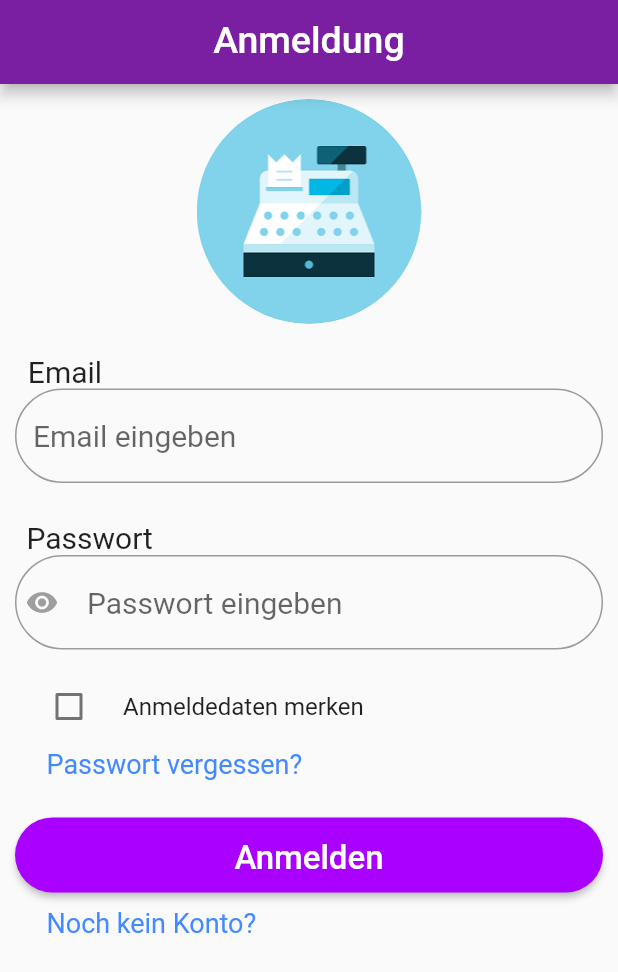
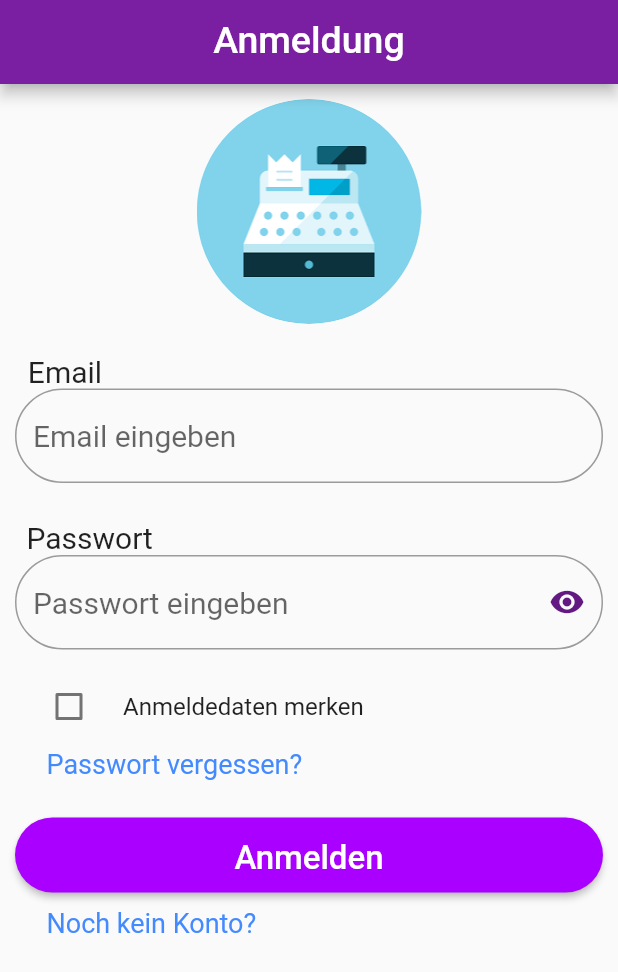
Before and after one commit to OeztirakYunus/Rechnungssoftware, a Flutter app: the screen it shows after launch, on a phone screen of 412 x 824 dp. Shown: the top 972 px of the screen. Run offline on Flutter 3.47's test engine with Material 2 defaults, Android fonts, the light colour scheme and no system bars; our stand-ins replace flutter_secure_storage, permission_handler, select_form_field, sizer; missing offline and left inert: document_scanner.

Commit message:
Tokenstorage & password visibility

```diff
--- a/mobile/lib/authentication/signin.dart
+++ b/mobile/lib/authentication/signin.dart
@@ -1,3 +1,5 @@
+import 'package:demo5/home/home.dart';
+import 'package:demo5/products/addProduct.dart';
 import 'package:demo5/products/categoryList.dart';
 import 'package:demo5/products/product.dart';
 import 'package:demo5/authentication/signup.dart';
@@ -6,6 +8,8 @@ import 'package:flutter/gestures.dart';
 import 'package:http/http.dart' as http;
 import 'package:flutter/material.dart';
 import 'dart:convert';
+import 'package:demo5/network/networkHandler.dart';
+import 'package:flutter_secure_storage/flutter_secure_storage.dart';
 
 class Login extends StatefulWidget {
   const Login({Key? key}) : super(key: key);
@@ -18,6 +22,12 @@ class _LoginState extends State<Login> {
   bool? changed = false;
   TextEditingController userMail = TextEditingController();
   TextEditingController userPsw = TextEditingController();
+  bool _passwordVisible = true;
+
+  @override
+  void initState() {
+    _passwordVisible = true;
+  }
 
   @override
   Widget build(BuildContext context) {
@@ -74,17 +84,26 @@ class _LoginState extends State<Login> {
                     TextFormField(
                       controller: userPsw,
                       autofocus: false,
-                      obscureText: true,
+                      obscureText: !_passwordVisible,
                       decoration: InputDecoration(
                         border: OutlineInputBorder(
                             borderRadius: BorderRadius.circular(100.0)),
                         hintText: 'Passwort eingeben',
                         hintStyle: const TextStyle(fontSize: 20.00),
-                        prefixIcon: const Padding(
-                          padding:
-                              EdgeInsets.only(top: 0, right: 12, bottom: 0),
-                          child: Icon(Icons.remove_red_eye,
-                              size: 22, color: Colors.grey),
+                        suffixIcon: IconButton(
+                          icon: Icon(
+                            // Based on passwordVisible state choose the icon
+                            _passwordVisible
+                                ? Icons.visibility
+                                : Icons.visibility_off,
+                            color: Theme.of(context).primaryColorDark,
+                          ),
+                          onPressed: () {
+                            // Update the state i.e. toogle the state of passwordVisible variable
+                            setState(() {
+                              _passwordVisible = !_passwordVisible;
+                            });
+                          },
                         ),
                       ),
                       style: const TextStyle(fontSize: 20.00),
@@ -131,15 +150,15 @@ class _LoginState extends State<Login> {
                     ),
                     MaterialButton(
                       onPressed: () async {
-                        /*int statusCode =
+                        int statusCode =
                             await loginUser(userMail.text, userPsw.text);
-                        if (statusCode == 200) {*/
-                        Navigator.push(
-                          context,
-                          MaterialPageRoute(
-                              builder: (context) => const Categories()),
-                        );
-                        //}
+                        if (statusCode == 200) {
+                          Navigator.push(
+                            context,
+                            MaterialPageRoute(
+                                builder: (context) => const Categories()),
+                          );
+                        }
                       },
                       shape: RoundedRectangleBorder(
                           borderRadius: BorderRadius.circular(100)),
@@ -176,8 +195,7 @@ class _LoginState extends State<Login> {
   }
 
   Future<int> loginUser(String email, String password) async {
-    // url muss nach backend.invoicer.at geändert werden!
-    String url = "http://invoicer.at:8080/api/Auth/login";
+    String url = "https://backend.invoicer.at/api/Auth/login";
     Uri uri = Uri.parse(url);
 
     String authorization = email + ":" + password;
@@ -188,6 +206,14 @@ class _LoginState extends State<Login> {
 
     print(response.statusCode);
     print(response.body);
+    var responseString = json.decode(response.body);
+    var responseStatus = responseString["status"];
+    print("Response: $responseStatus");
+
+    if (response.statusCode == 200) {
+      var data = json.decode(response.toString());
+      //NetworkHandler.storeToken(data["token"]);
+    }
 
     return response.statusCode;
   }
--- /dev/null
+++ b/mobile/lib/network/networkHandler.dart
@@ -0,0 +1,13 @@
+import 'package:flutter_secure_storage/flutter_secure_storage.dart';
+
+class NetworkHandler {
+  static final storage = FlutterSecureStorage();
+
+  static void storeToken(String token) async {
+    await storage.write(key: "token", value: token);
+  }
+
+  static Future<String?> getToken() async {
+    return await storage.read(key: "token");
+  }
+}
--- a/mobile/lib/products/product.dart
+++ b/mobile/lib/products/product.dart
@@ -51,12 +51,12 @@ class _ProductsState extends State<Product> {
 
   Widget _itemBuilder(BuildContext context, int index) {
     return InkWell(
-      onTap: () {
+      /*onTap: () {
         Navigator.push(
           context,
           MaterialPageRoute(builder: (context) => const AddProduct()),
         );
-      },
+      },*/
       child: Card(
         child: ListTile(
           leading: Text(_products.getNameByCategory(index)),
--- a/mobile/pubspec.yaml
+++ b/mobile/pubspec.yaml
@@ -45,6 +45,7 @@ dependencies:
   document_scanner: ^0.2.1
   permission_handler: ^9.2.0
   select_form_field: ^2.2.0
+  flutter_secure_storage: ^4.2.1
 
 dev_dependencies:
   flutter_test:
```
Also changed, not shown: mobile/pubspec.lock.
